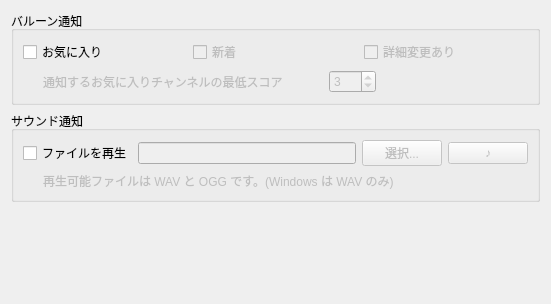
This is notificationwidget.ui in bookdraft/QPeerCastYP as Qt 5 draws it before an edit. The edited form follows.
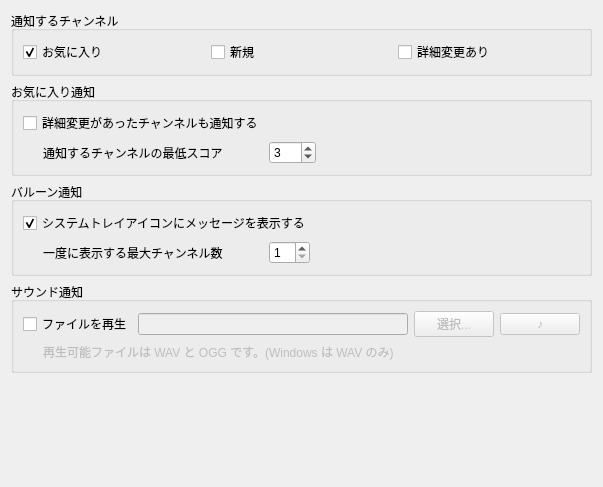
This is the edited form.

Commit message:
ステータスカラムのソート方法の変更、チャンネル通知の改良など
- ステータスカラムのソートする時にお気に入り以外のチャンネルを
  リスナー数でソートしていたのをランダムに並べるように変更
- チャンネル通知に「新規」と「詳細変更あり」を追加
- お気に入りチャンネルの通知を改良
- 通知バルーンをクリックした時にメインウィンドウをアクティブにするようにした
- Windows で mingwm10.dll のランタイムエラーが出ていたのを修正

```diff
--- a/notificationwidget.ui
+++ b/notificationwidget.ui
@@ -5,8 +5,8 @@
    <rect>
     <x>0</x>
     <y>0</y>
-    <width>551</width>
-    <height>304</height>
+    <width>603</width>
+    <height>487</height>
    </rect>
   </property>
   <property name="windowTitle" >
@@ -14,37 +14,40 @@
   </property>
   <layout class="QVBoxLayout" >
    <item>
-    <widget class="QGroupBox" name="balloonGroupBox" >
+    <widget class="QGroupBox" name="groupBox" >
      <property name="title" >
-      <string>バルーン通知</string>
+      <string>通知するチャンネル</string>
      </property>
      <property name="flat" >
       <bool>true</bool>
      </property>
-     <layout class="QGridLayout" >
-      <item row="0" column="0" >
+     <layout class="QVBoxLayout" >
+      <item>
        <layout class="QHBoxLayout" >
         <item>
          <widget class="QCheckBox" name="notifyFavoriteCheckBox" >
           <property name="text" >
            <string>お気に入り</string>
           </property>
+          <property name="checked" >
+           <bool>true</bool>
+          </property>
          </widget>
         </item>
         <item>
          <widget class="QCheckBox" name="checkBox_2" >
           <property name="enabled" >
-           <bool>false</bool>
+           <bool>true</bool>
           </property>
           <property name="text" >
-           <string>新着</string>
+           <string>新規</string>
           </property>
          </widget>
         </item>
         <item>
          <widget class="QCheckBox" name="checkBox_4" >
           <property name="enabled" >
-           <bool>false</bool>
+           <bool>true</bool>
           </property>
           <property name="text" >
            <string>詳細変更あり</string>
@@ -53,15 +56,40 @@
         </item>
        </layout>
       </item>
-      <item row="1" column="0" >
+     </layout>
+    </widget>
+   </item>
+   <item>
+    <widget class="QGroupBox" name="favoriteGroupBox" >
+     <property name="enabled" >
+      <bool>true</bool>
+     </property>
+     <property name="title" >
+      <string>お気に入り通知</string>
+     </property>
+     <property name="flat" >
+      <bool>true</bool>
+     </property>
+     <layout class="QVBoxLayout" >
+      <item>
+       <widget class="QCheckBox" name="notifyChangedFavoriteCheckBox" >
+        <property name="enabled" >
+         <bool>true</bool>
+        </property>
+        <property name="text" >
+         <string>詳細変更があったチャンネルも通知する</string>
+        </property>
+       </widget>
+      </item>
+      <item>
        <layout class="QHBoxLayout" >
         <item>
-         <widget class="QLabel" name="label_2" >
+         <widget class="QLabel" name="label_4" >
           <property name="enabled" >
-           <bool>false</bool>
+           <bool>true</bool>
           </property>
           <property name="text" >
-           <string>通知するお気に入りチャンネルの最低スコア</string>
+           <string>通知するチャンネルの最低スコア</string>
           </property>
           <property name="indent" >
            <number>20</number>
@@ -87,7 +115,7 @@
         <item>
          <widget class="QSpinBox" name="minimumScoreSpinBox" >
           <property name="enabled" >
-           <bool>false</bool>
+           <bool>true</bool>
           </property>
           <property name="minimum" >
            <number>0</number>
@@ -118,6 +146,78 @@
      </layout>
     </widget>
    </item>
+   <item>
+    <widget class="QGroupBox" name="balloonGroupBox" >
+     <property name="title" >
+      <string>バルーン通知</string>
+     </property>
+     <property name="flat" >
+      <bool>true</bool>
+     </property>
+     <layout class="QVBoxLayout" >
+      <item>
+       <widget class="QCheckBox" name="showBalloonMessageCheckBox" >
+        <property name="text" >
+         <string>システムトレイアイコンにメッセージを表示する</string>
+        </property>
+        <property name="checked" >
+         <bool>true</bool>
+        </property>
+       </widget>
+      </item>
+      <item>
+       <layout class="QHBoxLayout" >
+        <item>
+         <widget class="QLabel" name="label" >
+          <property name="text" >
+           <string>一度に表示する最大チャンネル数</string>
+          </property>
+          <property name="indent" >
+           <number>20</number>
+          </property>
+         </widget>
+        </item>
+        <item>
+         <spacer>
+          <property name="orientation" >
+           <enum>Qt::Horizontal</enum>
+          </property>
+          <property name="sizeType" >
+           <enum>QSizePolicy::Preferred</enum>
+          </property>
+          <property name="sizeHint" >
+           <size>
+            <width>40</width>
+            <height>20</height>
+           </size>
+          </property>
+         </spacer>
+        </item>
+        <item>
+         <widget class="QSpinBox" name="maxShowChannelsSpinBox" >
+          <property name="minimum" >
+           <number>1</number>
+          </property>
+         </widget>
+        </item>
+        <item>
+         <spacer>
+          <property name="orientation" >
+           <enum>Qt::Horizontal</enum>
+          </property>
+          <property name="sizeHint" >
+           <size>
+            <width>40</width>
+            <height>20</height>
+           </size>
+          </property>
+         </spacer>
+        </item>
+       </layout>
+      </item>
+     </layout>
+    </widget>
+   </item>
    <item>
     <widget class="QGroupBox" name="soundGroupBox" >
      <property name="title" >
@@ -192,7 +292,7 @@
      <property name="sizeHint" >
       <size>
        <width>20</width>
-       <height>118</height>
+       <height>117</height>
       </size>
      </property>
     </spacer>
```
Left out of the diff: 98 changed lines with no effect on the pictures. The commit also changes 19 other files.
